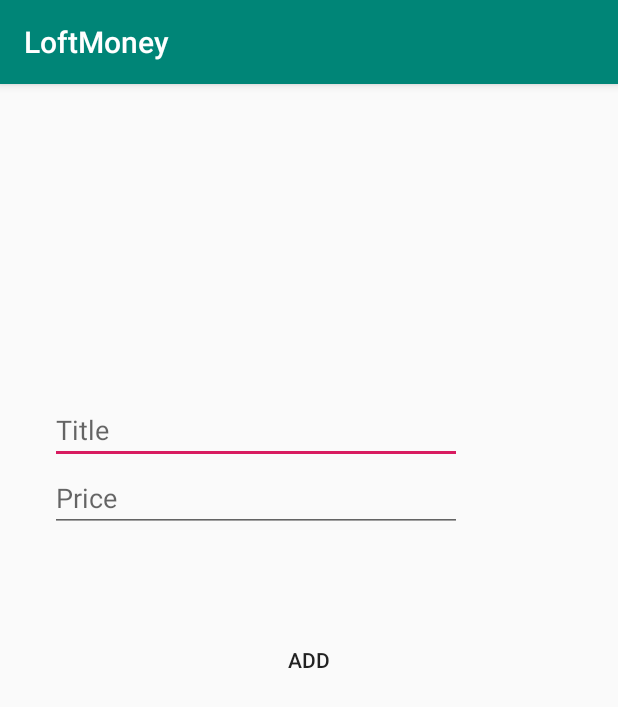
After one commit to 3axapy/LoftMoney, an Android app: the AddItemActivity screen opened directly, with no data from a screen before it, on a phone screen of 412 x 824 dp. The commit adds this screen. Shown: the top 707 px of the screen. Run offline under Robolectric (Android 15) with nearby library versions, the phone set to English and light mode, and no system bars.

Commit message:
Добавление AddItemActivity

```diff
--- a/app/src/main/AndroidManifest.xml
+++ b/app/src/main/AndroidManifest.xml
@@ -16,6 +16,9 @@
 				<category android:name="android.intent.category.LAUNCHER" />
 			</intent-filter>
 		</activity>
+
+		<activity android:name=".AddItemActivity"/>
+
 	</application>
 
 </manifest>
--- /dev/null
+++ b/app/src/main/java/com/loftschool/zfadeev/loftmoney/AddItemActivity.java
@@ -0,0 +1,15 @@
+package com.loftschool.zfadeev.loftmoney;
+
+import android.os.Bundle;
+
+import androidx.annotation.Nullable;
+import androidx.appcompat.app.AppCompatActivity;
+
+public class AddItemActivity extends AppCompatActivity {
+
+	@Override
+	protected void onCreate(@Nullable final Bundle savedInstanceState) {
+		super.onCreate(savedInstanceState);
+		setContentView(R.layout.activity_add_item);
+	}
+}
--- /dev/null
+++ b/app/src/main/res/layout/activity_add_item.xml
@@ -0,0 +1,34 @@
+<?xml version="1.0" encoding="utf-8"?>
+<RelativeLayout xmlns:android="http://schemas.android.com/apk/res/android"
+	android:orientation="vertical" android:layout_width="match_parent"
+	android:layout_height="match_parent">
+
+	<LinearLayout
+		android:layout_above="@id/add_button"
+		android:layout_width="match_parent"
+		android:layout_height="wrap_content"
+		android:paddingStart="33dp"
+		android:paddingEnd="104dp"
+		android:layout_marginBottom="61dp"
+		android:orientation="vertical">
+	<EditText
+		android:layout_width="match_parent"
+		android:layout_height="wrap_content"
+		android:hint="@string/edittext_name_hint"/>
+
+	<EditText
+		android:layout_width="match_parent"
+		android:layout_height="wrap_content"
+		android:hint="@string/edittext_price_hint"/>
+	</LinearLayout>
+
+	<Button
+		android:id="@+id/add_button"
+		android:layout_width="wrap_content"
+		android:layout_height="wrap_content"
+		android:text="@string/add_button_title"
+		android:layout_centerHorizontal="true"
+		android:layout_centerVertical="true"
+		android:background="@null"/>
+
+</RelativeLayout>
--- a/app/src/main/res/values/strings.xml
+++ b/app/src/main/res/values/strings.xml
@@ -1,3 +1,6 @@
 <resources>
 	<string name="app_name">LoftMoney</string>
+	<string name="edittext_name_hint">Title</string>
+	<string name="edittext_price_hint">Price</string>
+	<string name="add_button_title">Add</string>
 </resources>
```
Also changed, not shown: 1 other file.
